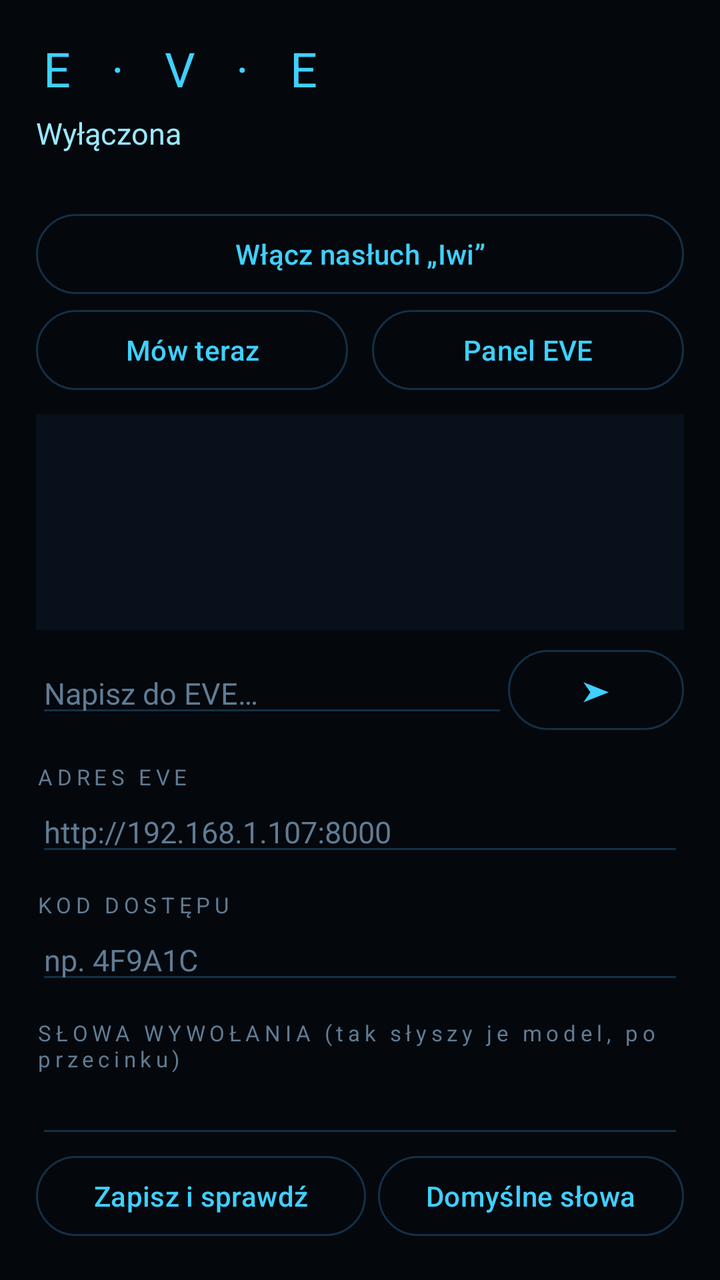
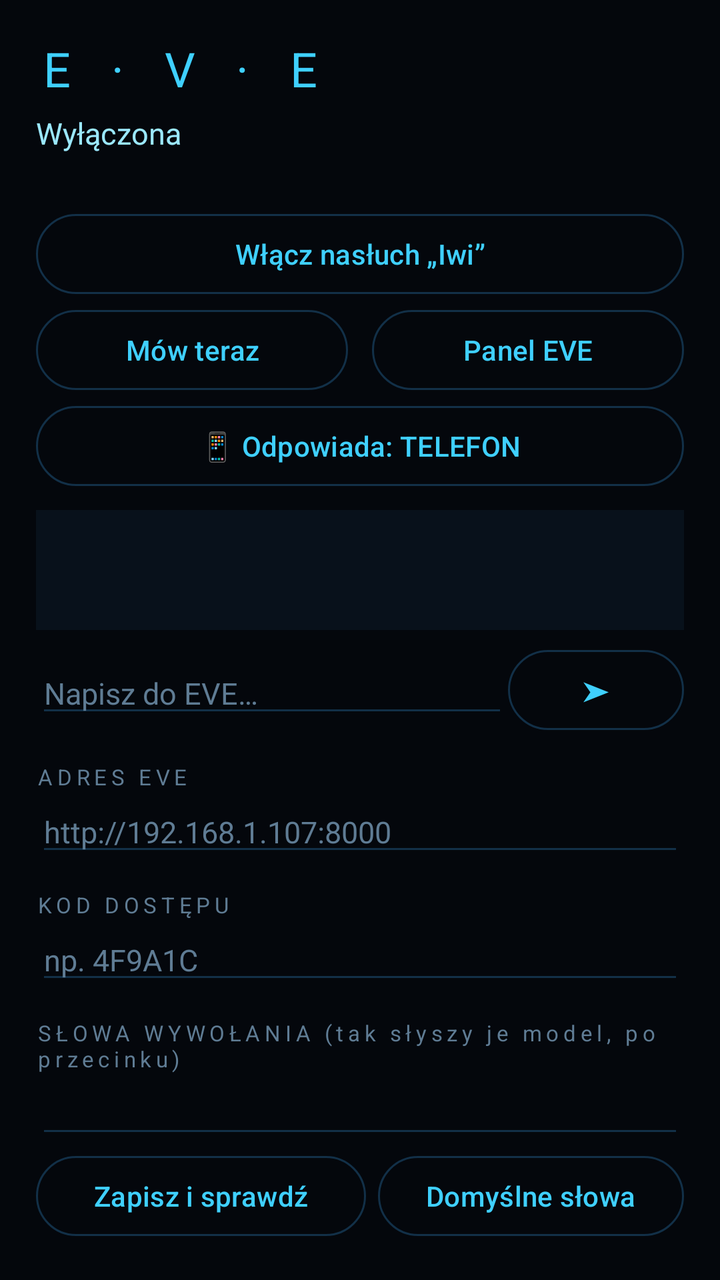

Two renders of the same Android screen: before a commit and after it. Below are the layout's source before the change and the commit's diff.
<!-- AndroidManifest.xml: application theme Theme.EVE -->
<!-- res/layout/activity_main.xml -->
<?xml version="1.0" encoding="utf-8"?>
<LinearLayout xmlns:android="http://schemas.android.com/apk/res/android"
    android:layout_width="match_parent"
    android:layout_height="match_parent"
    android:orientation="vertical"
    android:padding="18dp"
    android:fitsSystemWindows="true"
    android:background="@color/bg">

    <LinearLayout android:layout_width="match_parent" android:layout_height="wrap_content"
        android:orientation="horizontal" android:gravity="center_vertical">
        <TextView android:layout_width="0dp" android:layout_weight="1" android:layout_height="wrap_content"
            android:text="E · V · E" android:textColor="@color/cyan" android:textSize="24sp" android:letterSpacing="0.3" />
        <TextView android:id="@+id/version" android:layout_width="wrap_content" android:layout_height="wrap_content"
            android:textColor="@color/dim" android:textSize="11sp" />
    </LinearLayout>

    <TextView android:id="@+id/status" android:layout_width="match_parent" android:layout_height="wrap_content"
        android:layout_marginTop="6dp" android:textColor="@color/cyan2" android:textSize="15sp" android:text="Wyłączona" />
    <TextView android:id="@+id/live" android:layout_width="match_parent" android:layout_height="wrap_content"
        android:textColor="@color/dim" android:textSize="12sp" android:minLines="1" android:maxLines="2" />

    <Button android:id="@+id/toggle" style="@style/EveButton" android:layout_width="match_parent"
        android:layout_height="wrap_content" android:layout_marginTop="10dp" android:text="Włącz nasłuch „Iwi”" />
    <LinearLayout android:layout_width="match_parent" android:layout_height="wrap_content" android:orientation="horizontal">
        <Button android:id="@+id/talk" style="@style/EveButton" android:layout_width="0dp" android:layout_weight="1"
            android:layout_height="wrap_content" android:layout_marginEnd="6dp" android:text="Mów teraz" />
        <Button android:id="@+id/panel" style="@style/EveButton" android:layout_width="0dp" android:layout_weight="1"
            android:layout_height="wrap_content" android:layout_marginStart="6dp" android:text="Panel EVE" />
    </LinearLayout>

    <ScrollView android:layout_width="match_parent" android:layout_height="0dp" android:layout_weight="1"
        android:layout_marginTop="8dp" android:background="@color/panel" android:padding="10dp">
        <TextView android:id="@+id/log" android:layout_width="match_parent" android:layout_height="wrap_content"
            android:textColor="@color/text" android:textSize="13sp" android:lineSpacingExtra="3dp" />
    </ScrollView>

    <LinearLayout android:layout_width="match_parent" android:layout_height="wrap_content" android:orientation="horizontal"
        android:gravity="center_vertical" android:layout_marginTop="6dp">
        <EditText android:id="@+id/input" style="@style/EveField" android:layout_width="0dp" android:layout_weight="1"
            android:hint="Napisz do EVE…" android:imeOptions="actionSend" />
        <Button android:id="@+id/send" style="@style/EveButton" android:layout_width="wrap_content"
            android:layout_height="wrap_content" android:text="➤" />
    </LinearLayout>

    <TextView style="@style/EveLabel" android:text="ADRES EVE" />
    <EditText android:id="@+id/server" style="@style/EveField" android:inputType="textUri"
        android:hint="http://192.168.1.107:8000" />
    <TextView style="@style/EveLabel" android:text="KOD DOSTĘPU" />
    <EditText android:id="@+id/token" style="@style/EveField" android:inputType="textCapCharacters" android:hint="np. 4F9A1C" />
    <TextView style="@style/EveLabel" android:text="SŁOWA WYWOŁANIA (tak słyszy je model, po przecinku)" />
    <EditText android:id="@+id/wake" style="@style/EveField" />
    <LinearLayout android:layout_width="match_parent" android:layout_height="wrap_content" android:orientation="horizontal">
        <Button android:id="@+id/save" style="@style/EveButton" android:layout_width="0dp" android:layout_weight="1"
            android:layout_height="wrap_content" android:layout_marginEnd="6dp" android:text="Zapisz i sprawdź" />
        <Button android:id="@+id/resetWake" style="@style/EveButton" android:layout_width="wrap_content"
            android:layout_height="wrap_content" android:text="Domyślne słowa" />
    </LinearLayout>
</LinearLayout>
<!-- resources referenced by this layout -->
<resources>
  <color name="bg">#04070C</color>
  <color name="cyan">#3FD0FF</color>
  <color name="cyan2">#9BE8FF</color>
  <color name="dim">#5F7C94</color>
  <color name="panel">#08111B</color>
  <color name="text">#D6E8F5</color>
  <style name="EveButton" parent="Widget.Material3.Button.OutlinedButton">
          <item name="android:textColor">@color/cyan</item>
          <item name="strokeColor">@color/line</item>
      </style>
  <style name="EveField">
          <item name="android:layout_width">match_parent</item>
          <item name="android:layout_height">wrap_content</item>
          <item name="android:textColor">@color/text</item>
          <item name="android:textColorHint">@color/dim</item>
          <item name="android:backgroundTint">@color/line</item>
          <item name="android:textSize">15sp</item>
          <item name="android:singleLine">true</item>
      </style>
  <style name="EveLabel">
          <item name="android:layout_width">wrap_content</item>
          <item name="android:layout_height">wrap_content</item>
          <item name="android:textColor">@color/dim</item>
          <item name="android:textSize">11sp</item>
          <item name="android:letterSpacing">0.2</item>
          <item name="android:layout_marginTop">12dp</item>
      </style>
  <style name="Theme.EVE" parent="Theme.Material3.Dark.NoActionBar">
          <item name="colorPrimary">@color/cyan</item>
          <item name="android:windowBackground">@color/bg</item>
          <item name="android:statusBarColor">@color/bg</item>
          <item name="android:navigationBarColor">@color/bg</item>
      </style>
  <color name="line">#123048</color>
</resources>

<!-- the commit's change to res/layout/activity_main.xml (unified diff, before → after) -->
@@ -29,6 +29,9 @@
             android:layout_height="wrap_content" android:layout_marginStart="6dp" android:text="Panel EVE" />
     </LinearLayout>
 
+    <Button android:id="@+id/speakOn" style="@style/EveButton" android:layout_width="match_parent"
+        android:layout_height="wrap_content" android:text="📱 Odpowiada: TELEFON" />
+
     <ScrollView android:layout_width="match_parent" android:layout_height="0dp" android:layout_weight="1"
         android:layout_marginTop="8dp" android:background="@color/panel" android:padding="10dp">
         <TextView android:id="@+id/log" android:layout_width="match_parent" android:layout_height="wrap_content"
